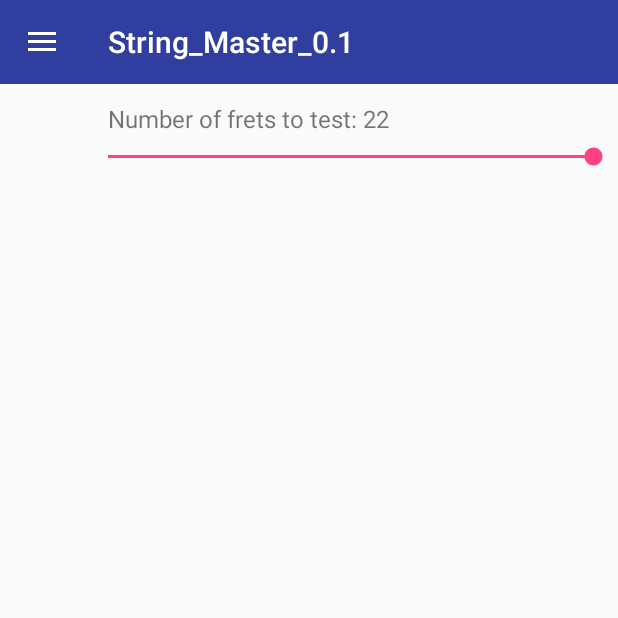
After one commit to cmalnor/string-master, an Android app: the fragment SettingsFragment placed in its activity, on a phone screen of 412 x 824 dp, the top half of it. The commit adds this screen. Run offline under Robolectric (Android 15) with nearby library versions, the phone set to English and light mode, and no system bars.

Commit message:
Add SettingsFragment.java and settings_layout.xml
Add settings page in nav drawer
Add setting for number of frets to test on trainer

```diff
--- a/app/src/main/java/com/example/android/string_master_01/MainActivity.java
+++ b/app/src/main/java/com/example/android/string_master_01/MainActivity.java
@@ -36,6 +36,7 @@ public class MainActivity extends AppCompatActivity {
     final int GOffset = 15;
     final int BOffset = 19;
     final int highEOffset = 24;
+    private int numberOfFrets = 22;
 
     @Override
     protected void onCreate(Bundle savedInstanceState) {
@@ -93,6 +94,9 @@ public class MainActivity extends AppCompatActivity {
                 break;
             case R.id.nav_tuner:
                 fragmentClass = TunerFragment.class;
+                break;
+            case R.id.nav_settings:
+                fragmentClass = SettingsFragment.class;
                 break;
             default:
                 fragmentClass = TunerFragment.class;
@@ -164,6 +168,13 @@ public class MainActivity extends AppCompatActivity {
 
     }
 
+    public int getNumberOfFrets() {
+        return numberOfFrets;
+    }
+
+    public void setNumberOfFrets(int numberOfFrets) {
+        this.numberOfFrets = numberOfFrets;
+    }
 
     public int getLowEOffset() {
         return lowEOffset;
--- /dev/null
+++ b/app/src/main/java/com/example/android/string_master_01/SettingsFragment.java
@@ -0,0 +1,53 @@
+package com.example.android.string_master_01;
+
+import android.os.Bundle;
+import android.view.LayoutInflater;
+import android.view.View;
+import android.view.ViewGroup;
+import android.widget.SeekBar;
+import android.widget.TextView;
+
+/**
+ * Created by codymalnor on 2/20/18.
+ */
+
+public class SettingsFragment extends android.support.v4.app.Fragment{
+
+    private SeekBar fretsSeekBar;
+    private TextView fretsText;
+    private int numberOfNotes;
+    private int numberOfFrets;
+
+    @Override
+    public View onCreateView(LayoutInflater inflater, ViewGroup container, Bundle savedInstanceState){
+        View rootView = inflater.inflate(R.layout.settings_layout, container, false);
+        fretsSeekBar = (SeekBar) rootView.findViewById(R.id.frets_seekbar);
+        fretsText = (TextView) rootView.findViewById(R.id.setting_frets_text);
+        numberOfNotes = ((MainActivity)getActivity()).getNOTES().length;
+        fretsSeekBar.setMax(21);
+
+        //numberOfFrets is for SeekBar, so 0 is included
+        fretsText.setText(getContext().getString(R.string.setting_number_frets,
+                ((MainActivity)getActivity()).getNumberOfFrets()));
+        fretsSeekBar.setProgress(((MainActivity)getActivity()).getNumberOfFrets()-1);
+        fretsSeekBar.setOnSeekBarChangeListener(new SeekBar.OnSeekBarChangeListener() {
+            @Override
+            public void onProgressChanged(SeekBar seekBar, int i, boolean b) {
+                ((MainActivity)getActivity()).setNumberOfFrets(i+1);
+                fretsText.setText(getContext().getString(R.string.setting_number_frets, i+1));
+            }
+
+            @Override
+            public void onStartTrackingTouch(SeekBar seekBar) {
+
+            }
+
+            @Override
+            public void onStopTrackingTouch(SeekBar seekBar) {
+
+            }
+        });
+
+        return rootView;
+    }
+}
--- a/app/src/main/java/com/example/android/string_master_01/TrainerFragment.java
+++ b/app/src/main/java/com/example/android/string_master_01/TrainerFragment.java
@@ -74,7 +74,7 @@ public class TrainerFragment extends Fragment implements AdapterView.OnItemSelec
 
     private void resetTimer(){
         counter = 5;
-        int nextNote = rand.nextInt(22)+noteOffset;
+        int nextNote = rand.nextInt(((MainActivity)getActivity()).getNumberOfFrets())+noteOffset;
         assignedNote.setText(notes[nextNote]);
         pitchView.setCenterPitch(nextNote+40);
     }
@@ -96,7 +96,7 @@ public class TrainerFragment extends Fragment implements AdapterView.OnItemSelec
                 } else{
                     noteHandler.post(noteRunnable);
                     startStopButton.setText("Stop");
-                    int nextNote = rand.nextInt(22)+noteOffset;
+                    int nextNote = rand.nextInt(((MainActivity)getActivity()).getNumberOfFrets())+noteOffset;
                     assignedNote.setText(notes[nextNote]);
                     pitchView.setCenterPitch(nextNote+40);
                     counter = 6;
--- /dev/null
+++ b/app/src/main/res/layout/settings_layout.xml
@@ -0,0 +1,32 @@
+<?xml version="1.0" encoding="utf-8"?>
+<LinearLayout
+    xmlns:android="http://schemas.android.com/apk/res/android"
+    android:layout_width="match_parent"
+    android:layout_height="match_parent"
+    android:orientation="vertical">
+    <RelativeLayout
+        android:layout_width="match_parent"
+        android:layout_height="72dp"
+        android:orientation="vertical"
+        android:paddingVertical="12dp">
+        <TextView
+            android:id="@+id/setting_frets_text"
+            android:layout_width="wrap_content"
+            android:layout_height="wrap_content"
+            android:text="Number of frets to test:"
+            android:layout_alignParentTop="true"
+            android:paddingLeft="72dp"
+            android:textSize="16sp"/>
+        <SeekBar
+            android:id="@+id/frets_seekbar"
+            android:layout_width="match_parent"
+            android:layout_height="wrap_content"
+            android:layout_below="@id/setting_frets_text"
+            android:paddingStart="72dp"
+            android:paddingLeft="72dp"
+            android:paddingTop="5dp"
+            android:max="22"
+            />
+    </RelativeLayout>
+
+</LinearLayout>
--- a/app/src/main/res/menu/drawer_view.xml
+++ b/app/src/main/res/menu/drawer_view.xml
@@ -11,5 +11,9 @@
             android:id="@+id/nav_trainer"
             android:title="Trainer"
             />
+        <item
+            android:id="@+id/nav_settings"
+            android:title="Settings"
+            />
     </group>
 </menu>
--- a/app/src/main/res/values/strings.xml
+++ b/app/src/main/res/values/strings.xml
@@ -10,4 +10,5 @@
         <item>B</item>
         <item>High E</item>
     </string-array>
+    <string name="setting_number_frets">Number of frets to test: %1$d</string>
 </resources>
```
Also changed, not shown: app/src/main/java/com/example/android/string_master_01/GameInstance.java (deleted, +0 -55 lines).
